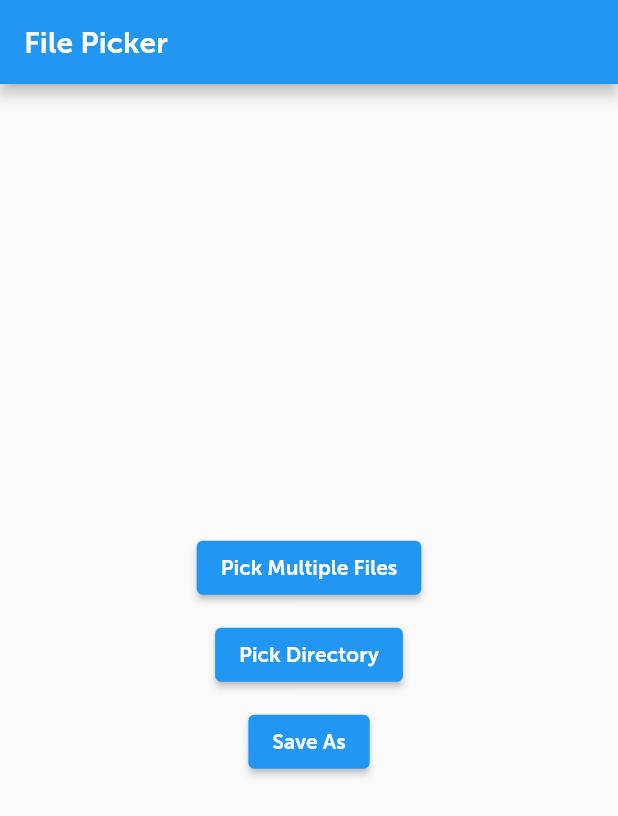
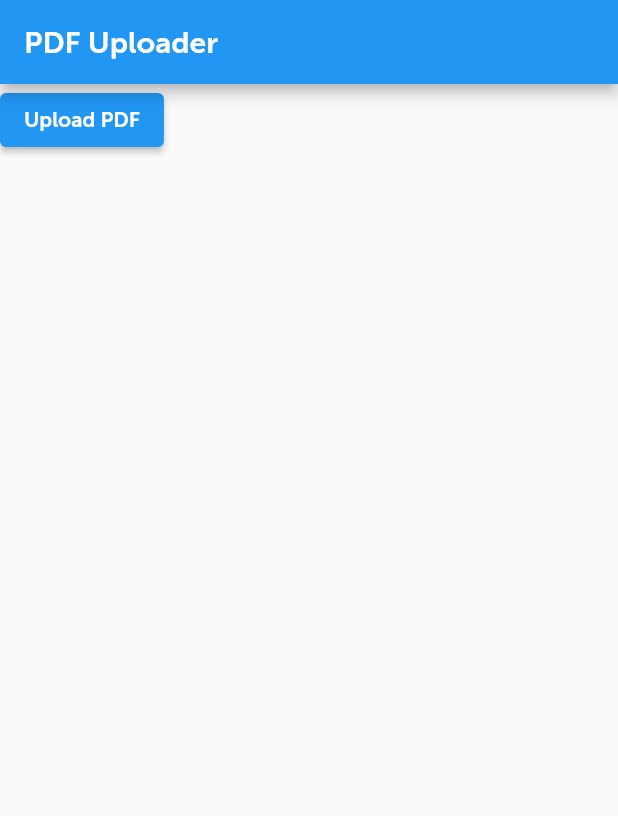
Before and after one commit to Mat0108/Vivatech-Front, a Flutter app: the screen it shows after launch, on a phone screen of 412 x 824 dp. Shown: the top 816 px of the screen. Run offline on Flutter 3.47's test engine with Material 2 defaults, Android fonts, the phone set to English and light mode, and no system bars; our stand-ins replace file_picker; missing offline and left inert: flutter_pdfview.

Commit message:
Update CV

```diff
--- a/lib/cv/pdf_viewer_page.dart
+++ b/lib/cv/pdf_viewer_page.dart
@@ -1,89 +1,71 @@
-// import 'dart:io';
+import 'dart:io';
+import 'package:file_picker/file_picker.dart';
+import 'package:flutter/material.dart';
+import 'package:flutter_pdfview/flutter_pdfview.dart';
+import 'package:path_provider/path_provider.dart';
 
-// import 'package:dio/dio.dart';
-// import 'package:flutter/material.dart';
-// import 'package:flutter_pdfview/flutter_pdfview.dart';
-// import 'package:front/main.dart';
-// import 'package:path/path.dart';
-// import 'package:path_provider/path_provider.dart';
+class PdfUploaderPage extends StatefulWidget {
+  const PdfUploaderPage({super.key});
 
-// // class PdfViewerPage extends StatefulWidget {
-// //   final String pdfUrl;
+  @override
+  _PdfUploaderPageState createState() => _PdfUploaderPageState();
+}
 
-// //   const PdfViewerPage({super.key, required this.pdfUrl,});
+class _PdfUploaderPageState extends State<PdfUploaderPage> {
+  String? pdfPath;
 
-// //   @override
-// //   _PdfViewerPageState createState() => _PdfViewerPageState();
-// // }
+  Future<void> uploadPDF() async {
+    try {
+      FilePickerResult? result = await FilePicker.platform.pickFiles(
+        type: FileType.custom,
+        allowedExtensions: ['pdf'],
+      );
 
-// // class _PdfViewerPageState extends State<PdfViewerPage> {
-// //   late String localFilePath;
-// //   bool downloading = false;
-// //   bool fileExists = false;
+      if (result != null) {
+        File file = File(result.files.single.path!);
+        String fileName = result.files.single.name;
 
-// //   @override
-// //   void initState() {
-// //     super.initState();
-// //     checkFileExists().then((exists) {
-// //       setState(() {
-// //         fileExists = exists;
-// //       });
-// //     });
-// //   }
+        Directory? appDocumentsDirectory =
+            await getApplicationDocumentsDirectory();
+        String newPath = '${appDocumentsDirectory.path}/$fileName';
 
-// //   Future<bool> checkFileExists() async {
-// //     Directory appDocDir = await getApplicationDocumentsDirectory();
-// //     String filePath = '${appDocDir.path}/myFile.pdf';
-// //     return File(filePath).exists();
-// //   }
+        await file.copy(newPath);
 
-// //   Future<void> downloadFile() async {
-// //     setState(() {
-// //       downloading = true;
-// //     });
+        setState(() {
+          pdfPath = newPath;
+        });
 
-// //     Directory appDocDir = await getApplicationDocumentsDirectory();
-// //     String appDocPath = appDocDir.path;
-// //     String filePath = '$appDocPath/myFile.pdf';
+        print('PDF file uploaded successfully.');
+      } else {
+        print('File picking canceled.');
+      }
+    } catch (e) {
+      print('Error: $e');
+    }
+  }
 
-// //     Dio dio = Dio();
-// //     await dio.download(widget.pdfUrl, filePath);
-
-// //     setState(() {
-// //       localFilePath = filePath;
-// //       downloading = false;
-// //       fileExists = true;
-// //     });
-// //   }
-
-// //   @override
-// //   Widget build(BuildContext context) {
-// //     return Scaffold(
-// //       appBar: AppBar(
-// //         title: const Text('PDF Viewer'),
-// //       ),
-// //       body: Center(
-// //         child: fileExists
-// //             ? PDFView(
-// //                 filePath: localFilePath,
-// //               )
-// //             : downloading
-// //                 ? const CircularProgressIndicator()
-// //                 : ElevatedButton(
-// //                     onPressed: downloadFile,
-// //                     child: const Text('Télécharger PDF'),
-// //                   ),
-// //       ),
-// //     );
-// //   }
-// // }
-
-// void main() {
-//   runApp(MyApp());
-// }
-
-// class MyApp extends StatelessWidget {
-//   const MyApp({super.key});
-
-
-// }
+  @override
+  Widget build(BuildContext context) {
+    return Scaffold(
+      appBar: AppBar(
+        title: Text('PDF Uploader'),
+      ),
+      body: Column(
+        children: [
+          ElevatedButton(
+            onPressed: uploadPDF,
+            child: Text('Upload PDF'),
+          ),
+          if (pdfPath != null) ...[
+            SizedBox(height: 20),
+            Expanded(
+              child: PDFView(
+                filePath: pdfPath!,
+              ),
+            ),
+          ],
+        ],
+      ),
+    );
+  }
+}
--- a/lib/main.dart
+++ b/lib/main.dart
@@ -1,9 +1,7 @@
-import 'dart:io';
-import 'package:path_provider/path_provider.dart';
-import 'package:file_picker/file_picker.dart';
-import 'package:flutter/foundation.dart';
+// ignore_for_file: avoid_print
+
 import 'package:flutter/material.dart';
-import 'package:flutter/services.dart';
+import 'cv/pdf_viewer_page.dart';
 
 void main() {
   runApp(const MyApp());
@@ -17,104 +15,7 @@ class MyApp extends StatelessWidget {
     return MaterialApp(
       title: 'Flutter Test Demo',
       theme: ThemeData(fontFamily: "MuseoSans"),
-      home: const MyHomePage(),
+      home: const PdfUploaderPage(),
     );
   }
 }
-
-class MyHomePage extends StatefulWidget {
-  const MyHomePage({Key? key}) : super(key: key);
-
-  @override
-  _MyHomePageState createState() => _MyHomePageState();
-}
-
-class _MyHomePageState extends State<MyHomePage> {
-  String _fileText = "";
-
-  @override
-  Widget build(BuildContext context) {
-    return Scaffold(
-      appBar: AppBar(
-        title: const Text("File Picker"),
-      ),
-      body: Center(
-        child: Padding(
-          padding: const EdgeInsets.all(10),
-          child: Column(
-            mainAxisSize: MainAxisSize.min,
-            crossAxisAlignment: CrossAxisAlignment.center,
-            children: [
-              const SizedBox(height: 10),
-              ElevatedButton(
-                onPressed: _pickMultipleFiles,
-                child: const Text("Pick Multiple Files"),
-              ),
-              const SizedBox(height: 10),
-              ElevatedButton(
-                onPressed: _pickDirectory,
-                child: const Text("Pick Directory"),
-              ),
-              const SizedBox(height: 10),
-              ElevatedButton(
-                onPressed: _saveAs,
-                child: const Text("Save As"),
-              ),
-              Text(_fileText),
-            ],
-          ),
-        ),
-      ),
-    );
-  }
-
-  void _pickMultipleFiles() async {
-    FilePickerResult? result =
-        await FilePicker.platform.pickFiles(allowMultiple: true);
-
-    if (result != null) {
-      List<File> files = result.paths.map((path) => File(path!)).toList();
-      setState(() {
-        _fileText = files.toString();
-      });
-    } else {
-      // Aucun fichier sélectionné
-    }
-  }
-
-  void _pickDirectory() async {
-    String? selectedDirectory = await FilePicker.platform.getDirectoryPath();
-    if (selectedDirectory != null) {
-      setState(() {
-        _fileText = selectedDirectory;
-      });
-    } else {
-      // Aucun dossier sélectionné
-    }
-  }
-
-  void _saveAs() async {
-    if (kIsWeb || Platform.isIOS || Platform.isAndroid) {
-      return;
-    }
-
-    Directory? appDocDir = await getExternalStorageDirectory();
-    if (appDocDir != null) {
-      String savePath = 'assets/output_file.pdf';
-      String? outputFile = await FilePicker.platform.saveFile(
-        dialogTitle: 'Please select your CV',
-        fileName: savePath,
-      );
-
-      if (outputFile != null) {
-        File outputFileObj = File(outputFile);
-        await outputFileObj.copy(savePath);
-        setState(() {
-          _fileText = 'File saved at: $savePath';
-        });
-      } else {
-        // L'utilisateur a annulé la sauvegarde du fichier
-      }
-    }
-  }
-}
```
Also changed, not shown: 1 other file.
